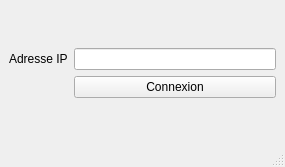
First picture: the form in Client/client1.ui, repository Itrimel/Codenames, before the edit.
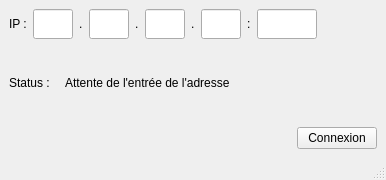
Second picture: the form after the edit.

Commit message: [Client] Changement de protocole (pb, ça marche pas)

The edit to the form file:
```diff
--- a/Client/client1.ui
+++ b/Client/client1.ui
@@ -6,34 +6,179 @@
    <rect>
     <x>0</x>
     <y>0</y>
-    <width>285</width>
-    <height>167</height>
+    <width>386</width>
+    <height>180</height>
    </rect>
   </property>
   <property name="windowTitle">
    <string>Connexion</string>
   </property>
   <widget class="QWidget" name="centralwidget">
-   <layout class="QFormLayout" name="formLayout">
-    <property name="formAlignment">
-     <set>Qt::AlignRight|Qt::AlignTrailing|Qt::AlignVCenter</set>
-    </property>
-    <item row="0" column="0">
-     <widget class="QLabel" name="label">
-      <property name="text">
-       <string>Adresse IP</string>
-      </property>
-     </widget>
+   <layout class="QVBoxLayout" name="verticalLayout">
+    <item>
+     <layout class="QHBoxLayout" name="horizontalLayout">
+      <item>
+       <widget class="QLabel" name="label_2">
+        <property name="text">
+         <string>IP :</string>
+        </property>
+       </widget>
+      </item>
+      <item>
+       <widget class="QLineEdit" name="ip1">
+        <property name="maximumSize">
+         <size>
+          <width>40</width>
+          <height>30</height>
+         </size>
+        </property>
+        <property name="inputMask">
+         <string>999</string>
+        </property>
+       </widget>
+      </item>
+      <item>
+       <widget class="QLabel" name="label_4">
+        <property name="text">
+         <string>.</string>
+        </property>
+       </widget>
+      </item>
+      <item>
+       <widget class="QLineEdit" name="ip2">
+        <property name="maximumSize">
+         <size>
+          <width>40</width>
+          <height>30</height>
+         </size>
+        </property>
+        <property name="inputMask">
+         <string>999</string>
+        </property>
+       </widget>
+      </item>
+      <item>
+       <widget class="QLabel" name="label_3">
+        <property name="text">
+         <string>.</string>
+        </property>
+       </widget>
+      </item>
+      <item>
+       <widget class="QLineEdit" name="ip3">
+        <property name="maximumSize">
+         <size>
+          <width>40</width>
+          <height>30</height>
+         </size>
+        </property>
+        <property name="inputMask">
+         <string>999</string>
+        </property>
+       </widget>
+      </item>
+      <item>
+       <widget class="QLabel" name="label_6">
+        <property name="text">
+         <string>.</string>
+        </property>
+       </widget>
+      </item>
+      <item>
+       <widget class="QLineEdit" name="ip4">
+        <property name="maximumSize">
+         <size>
+          <width>40</width>
+          <height>30</height>
+         </size>
+        </property>
+        <property name="inputMask">
+         <string>999</string>
+        </property>
+       </widget>
+      </item>
+      <item>
+       <widget class="QLabel" name="label_5">
+        <property name="text">
+         <string>:</string>
+        </property>
+       </widget>
+      </item>
+      <item>
+       <widget class="QLineEdit" name="port_l">
+        <property name="maximumSize">
+         <size>
+          <width>60</width>
+          <height>30</height>
+         </size>
+        </property>
+        <property name="inputMask">
+         <string>99999</string>
+        </property>
+       </widget>
+      </item>
+      <item>
+       <spacer name="horizontalSpacer_2">
+        <property name="orientation">
+         <enum>Qt::Horizontal</enum>
+        </property>
+        <property name="sizeHint" stdset="0">
+         <size>
+          <width>40</width>
+          <height>20</height>
+         </size>
+        </property>
+       </spacer>
+      </item>
+     </layout>
     </item>
-    <item row="0" column="1">
-     <widget class="QLineEdit" name="lineEdit"/>
+    <item>
+     <layout class="QHBoxLayout" name="horizontalLayout_3">
+      <item>
+       <widget class="QLabel" name="label">
+        <property name="maximumSize">
+         <size>
+          <width>50</width>
+          <height>16777215</height>
+         </size>
+        </property>
+        <property name="text">
+         <string>Status :</string>
+        </property>
+       </widget>
+      </item>
+      <item>
+       <widget class="QLabel" name="label_status">
+        <property name="text">
+         <string>Attente de l'entrée de l'adresse</string>
+        </property>
+       </widget>
+      </item>
+     </layout>
     </item>
-    <item row="1" column="1">
-     <widget class="QPushButton" name="pushButton">
-      <property name="text">
-       <string>Connexion</string>
-      </property>
-     </widget>
+    <item>
+     <layout class="QHBoxLayout" name="horizontalLayout_2">
+      <item>
+       <spacer name="horizontalSpacer">
+        <property name="orientation">
+         <enum>Qt::Horizontal</enum>
+        </property>
+        <property name="sizeHint" stdset="0">
+         <size>
+          <width>40</width>
+          <height>20</height>
+         </size>
+        </property>
+       </spacer>
+      </item>
+      <item>
+       <widget class="QPushButton" name="pushButton">
+        <property name="text">
+         <string>Connexion</string>
+        </property>
+       </widget>
+      </item>
+     </layout>
     </item>
    </layout>
   </widget>
```
Left out of the diff: 2 changed lines with no effect on the pictures. The commit also changes 7 other files.
